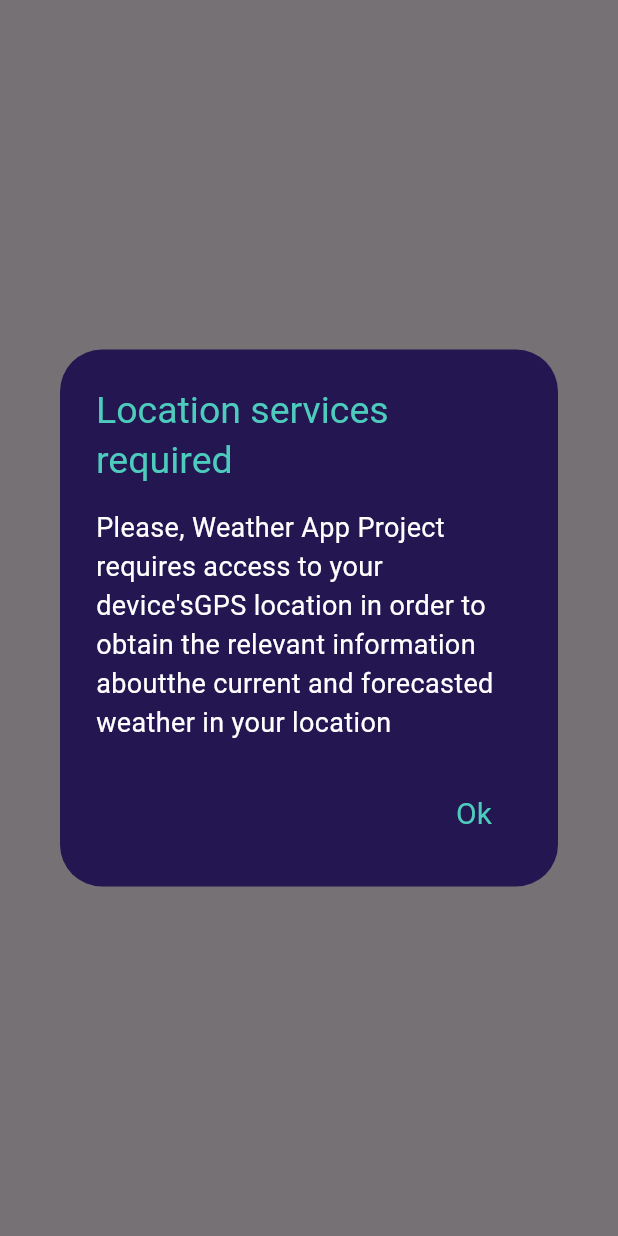
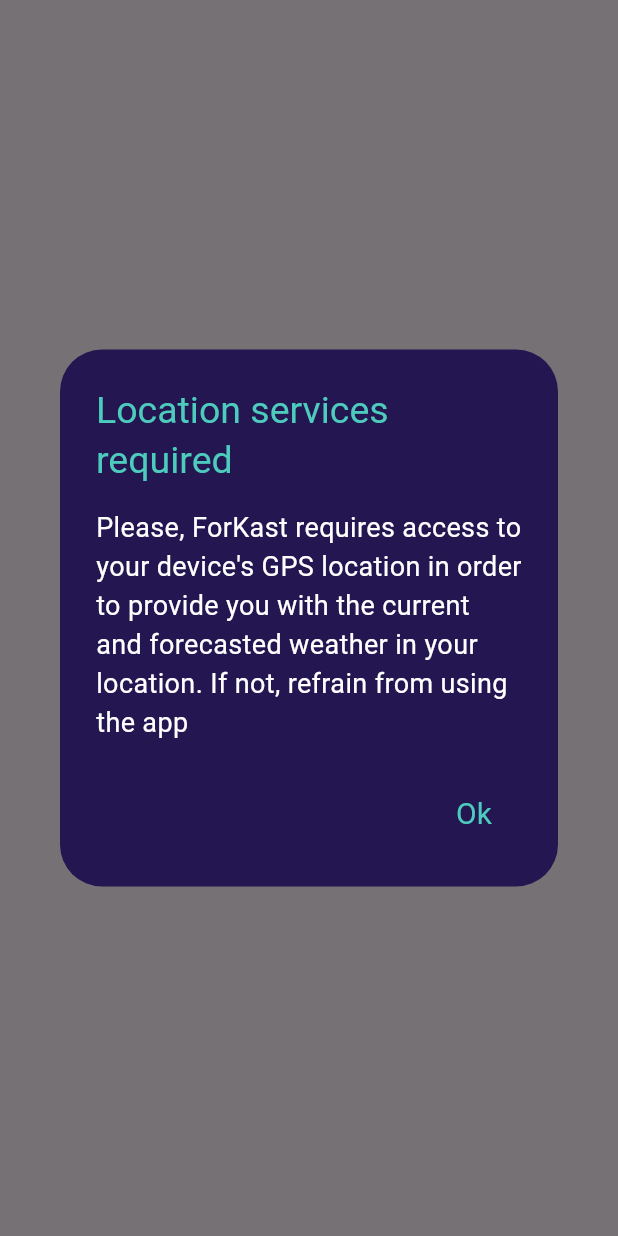
Before and after one commit to Rouxxel/weatherappproject, a Flutter app: what alert_gps_access_necessary() shows on an empty page, opened directly, on a phone screen of 412 x 824 dp. Run offline on Flutter 3.47's test engine with Material 3 defaults, Android fonts, the phone set to English and light mode, and no system bars; our stand-ins replace flutter_dotenv, geolocator, google_fonts, logger; missing offline and left inert: icons_flutter; Roboto replaces fonts that are missing (Quantico).

Commit message:
Add logic to improve loading page and scenarios in which GPS permission is allowed or not

```diff
--- a/lib/methods/methods.dart
+++ b/lib/methods/methods.dart
@@ -16,7 +16,7 @@
 import 'package:weatherappproject/methods/validation_methods.dart';
 
 //GPS information (controller variable)
-bool _gps_permission = false;
+bool gps_permission = false;
 
 //API key and other variables
 String _ow_api_key = retrieve_api_key();
@@ -32,7 +32,7 @@
 //functions-method
 //GPS related
 //Request GPS permission and get it if given (MUST BE EXECUTED FIRST)
-void get_gps_permissions(BuildContext context) async {
+Future<void> get_gps_permissions(BuildContext context) async {
   log_handler.d("[------get_gps_permissions function executing------]");
 
   try {
@@ -50,7 +50,7 @@
 
     //Ask the user for permission if currently denied
     if(permission == LocationPermission.denied || permission==LocationPermission.deniedForever){
-      alert_gps_access_necessary(context);
+      await alert_gps_access_necessary(context);
       log_handler.d("Requesting GPS permission");
       permission = await Geolocator.requestPermission();
 
@@ -78,7 +78,7 @@
         case LocationPermission.whileInUse:
         //Handle location permission granted
           log_handler.i("GPS Permission granted");
-          _gps_permission = true;
+          gps_permission = true;
           break;
 
         default:
@@ -89,7 +89,7 @@
     } else {
       //Permission already granted (always or whileInUse)
       log_handler.i("GPS Permission already granted");
-      _gps_permission = true;
+      gps_permission = true;
     }
   } catch (er, stackTrace) {
     log_handler.e("Unexpected error during GPS permission handling: $er, $stackTrace");
@@ -110,7 +110,7 @@
 
   try {
     //Check if GPS permission is in line
-    if (_gps_permission) {
+    if (gps_permission) {
       //Get the current position with low accuracy
       Position position = await Geolocator.getCurrentPosition(
           desiredAccuracy: LocationAccuracy.low);
@@ -532,9 +532,9 @@
     date_time = {
       'month_day_num': date_now_data.day,
       'weekday_num':date_now_data.weekday,
-      'weekday_str': weekdays[date_now_data.weekday - 1],
+      'weekday_str': weekdays[date_now_data.weekday],
       'month_num': date_now_data.month,
-      'month_str': months[date_now_data.month - 1],
+      'month_str': months[date_now_data.month],
       'hour': date_now_data.hour,
       'minutes': date_now_data.minute.toString().padLeft(2, '0'), // Pad minutes;
       'year': date_now_data.year,
--- a/lib/screens_pages/loading_page.dart
+++ b/lib/screens_pages/loading_page.dart
@@ -1,5 +1,6 @@
 import 'package:flutter/material.dart';
 import 'package:google_fonts/google_fonts.dart'; //For font import
+import 'package:flutter/services.dart'; //For exiting app
 
 //
 //Other pages import
@@ -14,7 +15,7 @@
 void _auto_nav_timer(BuildContext context) {
   //Use Future<t> method with .delayed(Duration(time unit:int))
   //to execute code after 8 seconds
-  Future.delayed(const Duration(seconds: 3), () {
+  Future.delayed(const Duration(seconds: 4), () {
     //Use navigator to go to the landing page
     Navigator.of(context).pushReplacement(
       MaterialPageRoute(builder: (context) => const home_page()),
@@ -26,16 +27,51 @@
 /////////////////////////////////////////////////////////////////////////////
 //screen itself
 
-class loading_page extends StatelessWidget {
+class loading_page extends StatefulWidget {
   const loading_page({super.key});
 
   @override
+  State<loading_page> createState() => _loading_pageState();
+}
+
+class _loading_pageState extends State<loading_page> {
+  @override
+  void initState() {
+    super.initState();
+    _check_permission_to_navigate();
+  }
+
+  // Method to ask for GPS permission, then next action
+  Future<void> _check_permission_to_navigate() async {
+    try {
+      await get_gps_permissions(context);
+
+      if (gps_permission) {
+        _auto_nav_timer();
+      } else {
+        //Exit the app
+        SystemNavigator.pop();
+      }
+    } catch (er) {
+      log_handler.w("Error checking permission to navigate to homepage: $er");
+      SystemNavigator.pop(); //Exit app on error
+    }
+  }
+
+  // Method to auto-navigate to home page
+  void _auto_nav_timer() {
+    Future.delayed(const Duration(seconds: 2), () {
+      Navigator.of(context).pushReplacement(
+        MaterialPageRoute(builder: (context) => const home_page()),
+      );
+    });
+  }
+
+  @override
   Widget build(BuildContext context) {
-    //Get permission right away
-    get_gps_permissions(context);
 
-    //Timer to automatically navigate to the landing page
-    _auto_nav_timer(context);
+    //Ask GPS permission, then proceed to home page
+    _check_permission_to_navigate();
 
     //Media Query
     double screen_width = MediaQuery.of(context).size.width;
--- a/lib/utils/alert_dialogs.dart
+++ b/lib/utils/alert_dialogs.dart
@@ -65,7 +65,7 @@
 }
 
 //Function to display why access to GPS is necessary
-void alert_gps_access_necessary(BuildContext context) {
+Future<void> alert_gps_access_necessary(BuildContext context) {
   //Declare the buttons of alert
   Widget ok_button = TextButton(
     child: Text(
@@ -80,7 +80,7 @@
       ),
     ),
     onPressed: () {
-      Navigator.of(context, rootNavigator: true).pop();
+      Navigator.of(context, rootNavigator: true).pop(); // Dismiss dialog
     },
   );
 
@@ -99,9 +99,10 @@
       ),
     ),
     content: Text(
-      "Please, Weather App Project requires access to your device's"
-          "GPS location in order to obtain the relevant information about"
-          "the current and forecasted weather in your location",
+      "Please, ForKast requires access to your device's "
+          "GPS location in order to provide you with the current "
+          "and forecasted weather in your location. If not, refrain"
+          " from using the app",
       style: GoogleFonts.quantico(
         textStyle: const TextStyle(
           fontSize: 18,
@@ -116,12 +117,10 @@
     ],
   );
 
-  //Show the dialog
-  showDialog(
+  // Show the dialog and return the Future
+  return showDialog<void>(
     context: context,
-    builder: (BuildContext context) {
-      return alert;
-    },
+    builder: (BuildContext context) => alert,
   );
 }
 
```
